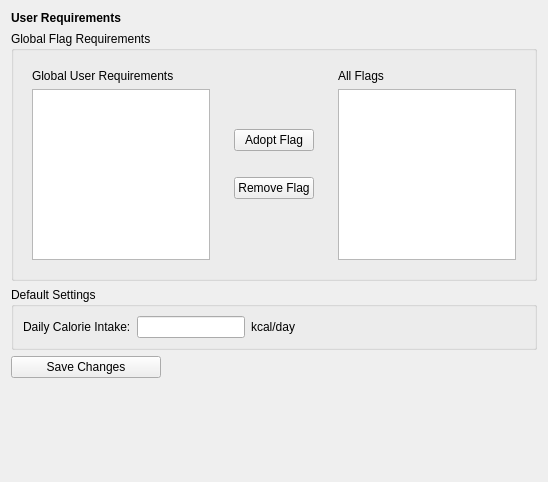
First picture: the form in gui/user_requirements_editor.ui, repository JamesAIzzard/codiet, before the edit.
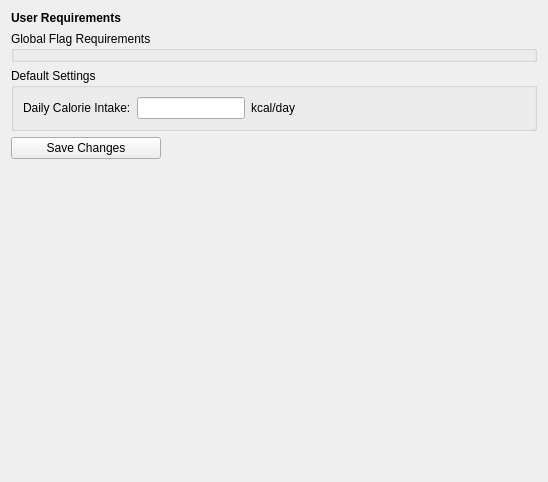
Second picture: the form after the edit.

Commit message: Updates user reqs to use flag editor wg.

The edit to the form file:
```diff
--- a/gui/user_requirements_editor.ui
+++ b/gui/user_requirements_editor.ui
@@ -53,102 +53,6 @@
      <property name="title">
       <string>Global Flag Requirements</string>
      </property>
-     <layout class="QHBoxLayout" name="horizontalLayout">
-      <property name="sizeConstraint">
-       <enum>QLayout::SetDefaultConstraint</enum>
-      </property>
-      <item>
-       <widget class="QWidget" name="widget_2" native="true">
-        <layout class="QVBoxLayout" name="verticalLayout_3">
-         <item>
-          <widget class="QLabel" name="label_2">
-           <property name="text">
-            <string>Global User Requirements</string>
-           </property>
-          </widget>
-         </item>
-         <item>
-          <widget class="QListWidget" name="lst_user_flags">
-           <property name="sizePolicy">
-            <sizepolicy hsizetype="Expanding" vsizetype="Expanding">
-             <horstretch>0</horstretch>
-             <verstretch>0</verstretch>
-            </sizepolicy>
-           </property>
-          </widget>
-         </item>
-        </layout>
-       </widget>
-      </item>
-      <item>
-       <widget class="QWidget" name="widget" native="true">
-        <layout class="QVBoxLayout" name="verticalLayout_2">
-         <item>
-          <spacer name="verticalSpacer_2">
-           <property name="orientation">
-            <enum>Qt::Vertical</enum>
-           </property>
-           <property name="sizeType">
-            <enum>QSizePolicy::Minimum</enum>
-           </property>
-           <property name="sizeHint" stdset="0">
-            <size>
-             <width>20</width>
-             <height>40</height>
-            </size>
-           </property>
-          </spacer>
-         </item>
-         <item>
-          <widget class="QPushButton" name="btn_adopt_flag">
-           <property name="text">
-            <string>Adopt Flag</string>
-           </property>
-          </widget>
-         </item>
-         <item>
-          <widget class="QPushButton" name="btn_remove_flag">
-           <property name="text">
-            <string>Remove Flag</string>
-           </property>
-          </widget>
-         </item>
-         <item>
-          <spacer name="verticalSpacer">
-           <property name="orientation">
-            <enum>Qt::Vertical</enum>
-           </property>
-           <property name="sizeType">
-            <enum>QSizePolicy::Minimum</enum>
-           </property>
-           <property name="sizeHint" stdset="0">
-            <size>
-             <width>20</width>
-             <height>40</height>
-            </size>
-           </property>
-          </spacer>
-         </item>
-        </layout>
-       </widget>
-      </item>
-      <item>
-       <widget class="QWidget" name="widget_3" native="true">
-        <layout class="QVBoxLayout" name="verticalLayout_4">
-         <item>
-          <widget class="QLabel" name="label_3">
-           <property name="text">
-            <string>All Flags</string>
-           </property>
-          </widget>
-         </item>
-         <item>
-          <widget class="QListWidget" name="lst_global_flags"/>
-         </item>
-        </layout>
-       </widget>
-      </item>
-     </layout>
     </widget>
    </item>
    <item>
```
Left out of the diff: 2 changed lines with no effect on the pictures. The commit also changes 3 other files.
